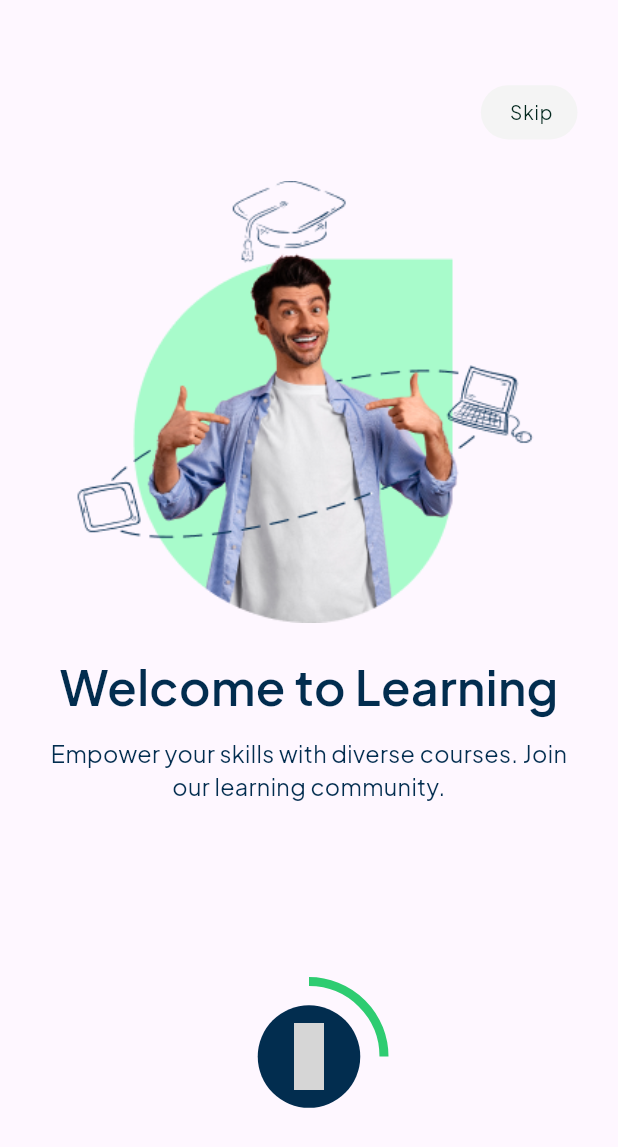
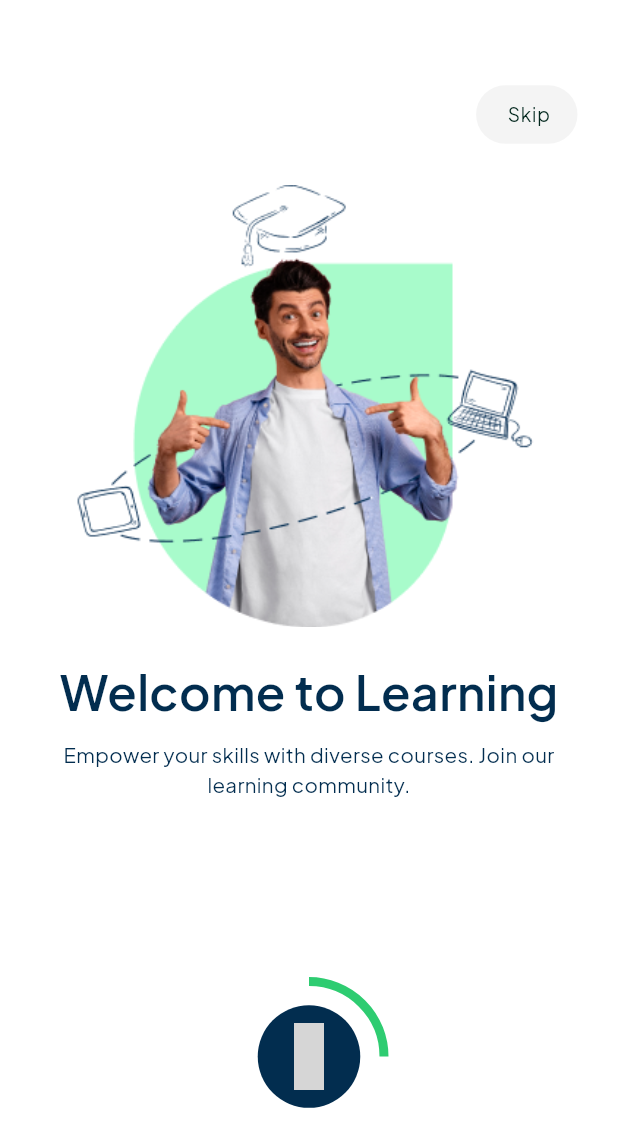
Before and after one commit to codebyhussein/HY-online-Courses, a Flutter app: the screen it shows after launch, on a phone screen of 412 x 824 dp. Shown: the top 1147 px of the screen. Run offline on Flutter 3.47's test engine with Material 3 defaults, Android fonts, the phone set to English and light mode, and no system bars; our stand-ins replace bloc, equatable, firebase_core, flutter_bloc, flutter_screenutil, flutter_svg and 2 more; missing offline and left inert: dart:ffi, flutter_verification_code; accounts and stored records are empty; grey boxes are pictures that could not be loaded.

Commit message:
change color

```diff
--- a/lib/core/app_style.dart
+++ b/lib/core/app_style.dart
@@ -11,7 +11,7 @@ class AppStyle {
   );
 
   static TextStyle style16Semibold = TextStyle(
-      fontSize: 16.sp, // Adjust size based on your design
+      fontSize: 14.sp, // Adjust size based on your design
       color: AppColors.mainTextColor,
       fontFamily: 'PlusJakartaSans Regular',
       fontWeight: FontWeight.normal);
--- a/lib/core/colors.dart
+++ b/lib/core/colors.dart
@@ -2,6 +2,6 @@ import 'package:flutter/material.dart';
 
 class AppColors {
   static Color kmainColor = const Color(0x00dbddde);
-  static Color secondaryColor = const Color(0xFFf4f4f4);
+  static Color secondaryColor = const Color(0xffF4F4F4);
   static Color mainTextColor = const Color(0xff022D4F);
 }
--- a/lib/core/widgets/CustomTextFormField.dart
+++ b/lib/core/widgets/CustomTextFormField.dart
@@ -42,9 +42,10 @@ class _CustomTextFormFieldState extends State<CustomTextFormField> {
         decoration: InputDecoration(
             filled: true,
             fillColor: AppColors.secondaryColor,
+            focusColor: AppColors.kmainColor,
             border: OutlineInputBorder(
                 borderSide:
-                    const BorderSide(color: Color(0xffDEDEDE), width: 0.42),
+                    const BorderSide(color: Color(0xffF4F4F4), width: 0.42),
                 borderRadius: BorderRadius.circular(10.r)),
             // prefixIconColor: Colors.black,
             prefixIcon: widget.prefixIcon,
--- a/lib/features/onborading/presentation/widgets/skip_button.dart
+++ b/lib/features/onborading/presentation/widgets/skip_button.dart
@@ -16,8 +16,8 @@ class SkipButton extends StatelessWidget {
           TextButton(
             onPressed: onPressed,
             child: Container(
-              width: 61.w,
-              height: 37.h,
+              width: 64.w,
+              height: 40.h,
               padding: const EdgeInsets.symmetric(horizontal: 15, vertical: 10),
               decoration: ShapeDecoration(
                 color: AppColors.secondaryColor,
--- a/lib/main.dart
+++ b/lib/main.dart
@@ -29,7 +29,7 @@ class MyApp extends StatelessWidget {
           debugShowCheckedModeBanner: false,
           title: 'onLine Courses',
           theme: ThemeData(
-            colorScheme: ColorScheme.fromSeed(seedColor: Colors.deepPurple),
+            scaffoldBackgroundColor: Colors.white,
             useMaterial3: true,
           ),
           onGenerateRoute: AppRouter().onGenerateRoute,
```
